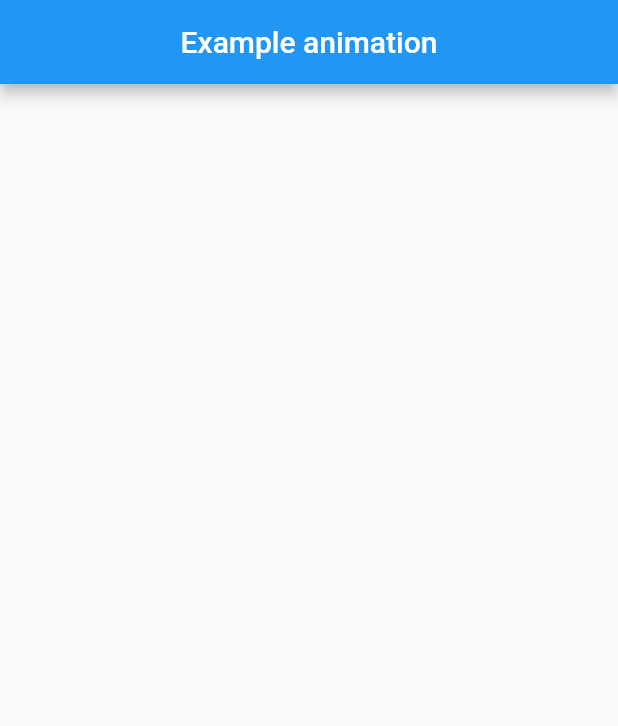
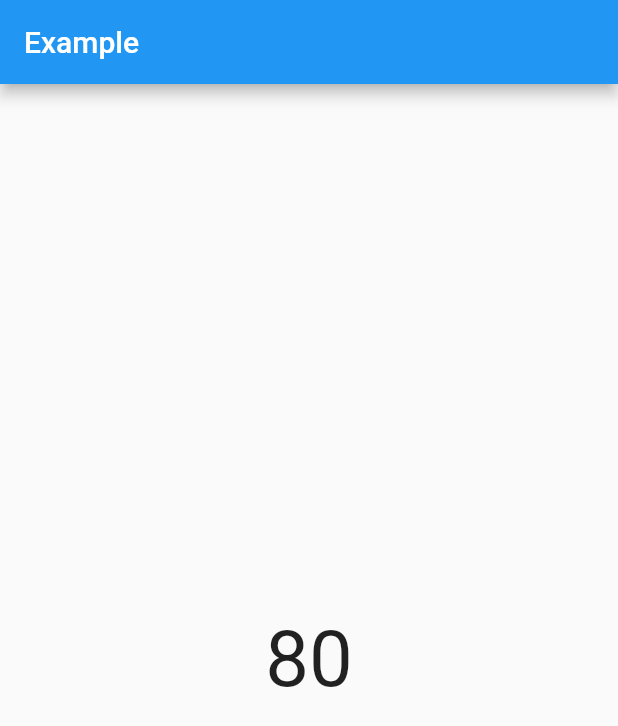
Before and after one commit to thorandresen/counter_animation, a Flutter app: the screen it shows after launch, on a phone screen of 412 x 824 dp. Shown: the top 726 px of the screen. Run offline on Flutter 3.47's test engine with Material 2 defaults, Android fonts, the phone set to English and light mode, and no system bars.

Commit message:
basic of package works, now needs to be customizable by user

```diff
--- a/example/lib/main.dart
+++ b/example/lib/main.dart
@@ -1,10 +1,9 @@
 import 'package:flutter/material.dart';
-
+import 'package:counter_animation/counter_animation.dart';
 
 void main() => runApp(MyApp());
 
 class MyApp extends StatelessWidget {
-  // This widget is the root of your application.
   @override
   Widget build(BuildContext context) {
     return MaterialApp(
@@ -23,21 +22,21 @@ class MyHomePage extends StatefulWidget {
 }
 
 class _MyHomePageState extends State<MyHomePage> {
+
   @override
   Widget build(BuildContext context) {
+
     return Scaffold(
-      appBar: new AppBar(
-        centerTitle: true,
-        title: Text('Example animation'),
+      appBar: AppBar(
+        title: Text('Example'),
       ),
-      body: Column(
-        children: <Widget>[
-          Row(
-            children: <Widget>[
-
-            ],
-          )
-        ],
+      body: Center(
+        child: Column(
+          mainAxisAlignment: MainAxisAlignment.center,
+          children: <Widget>[
+            CounterAnimation(),
+          ],
+        ),
       ),
     );
   }
--- a/lib/counter_animation.dart
+++ b/lib/counter_animation.dart
@@ -14,7 +14,7 @@ class CounterAnimationState extends State<CounterAnimation>
 
     _animationController =
         AnimationController(duration: Duration(seconds: 4), vsync: this);
-    _animation = IntTween(begin: 10, end: 0).animate(
+    _animation = IntTween(begin: 0, end: 80).animate(
         CurvedAnimation(parent: _animationController, curve: Curves.easeOut));
 
     _animationController.forward();
```
Also changed, not shown: example/pubspec.yaml (+45 -0 lines), example/pubspec.lock.
